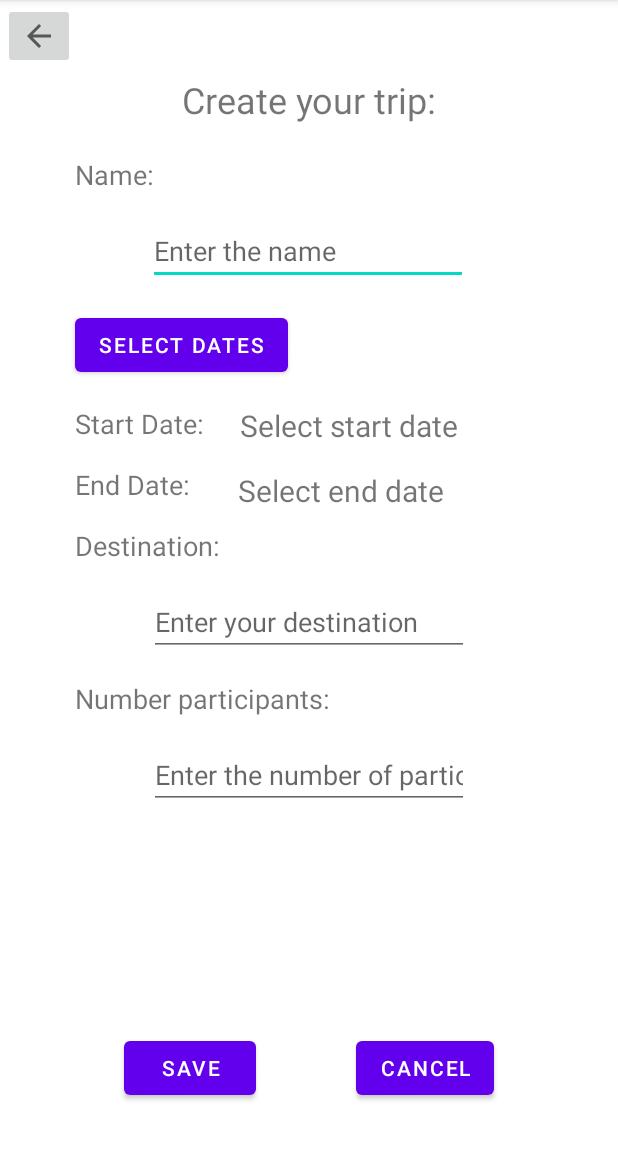
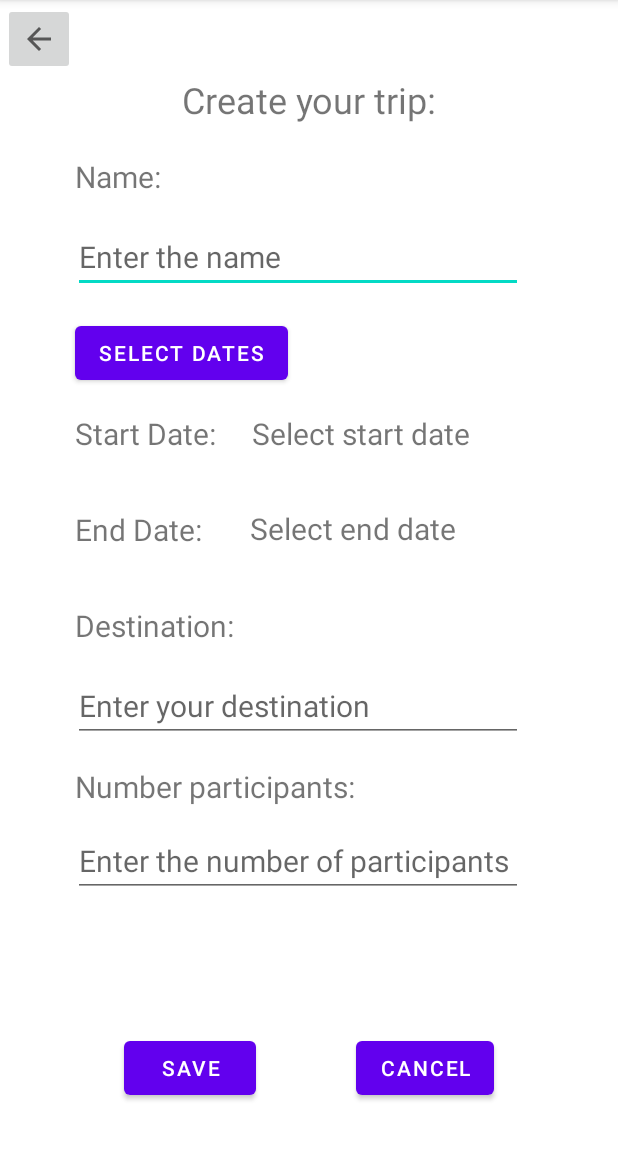
Before and after one commit to tonibosch/PlanVenture-App, an Android app: the CreateTripActivity screen opened directly, with no data from a screen before it, on a phone screen of 412 x 824 dp, the part 84-1236 px from its top. Run offline under Robolectric (Android 15) with nearby library versions, the phone set to English and light mode, and no system bars.

Commit message:
Solve accessibility warnings in Create Trip Screen

```diff
--- a/app/src/main/res/layout/activity_create_trip.xml
+++ b/app/src/main/res/layout/activity_create_trip.xml
@@ -12,12 +12,14 @@
         android:layout_height="wrap_content"
         android:layout_marginTop="16dp"
         android:autofillHints=""
-        android:contentDescription="EditText to enter the name of the trip"
         android:ems="10"
         android:hint="Enter the name"
         android:inputType="text"
+        android:minWidth="300dp"
+        android:minHeight="48dp"
+        android:textSize="20sp"
         app:layout_constraintEnd_toEndOf="parent"
-        app:layout_constraintHorizontal_bias="0.497"
+        app:layout_constraintHorizontal_bias="0.432"
         app:layout_constraintStart_toStartOf="parent"
         app:layout_constraintTop_toBottomOf="@+id/textViewNameTrip" />
 
@@ -30,7 +32,11 @@
         android:ems="10"
         android:hint="Enter your destination"
         android:inputType="text"
+        android:minWidth="300dp"
+        android:minHeight="48dp"
+        android:textSize="20sp"
         app:layout_constraintEnd_toEndOf="parent"
+        app:layout_constraintHorizontal_bias="0.433"
         app:layout_constraintStart_toStartOf="parent"
         app:layout_constraintTop_toBottomOf="@+id/textViewDestinationTrip" />
 
@@ -38,12 +44,16 @@
         android:id="@+id/maxPartNumber_editText"
         android:layout_width="wrap_content"
         android:layout_height="wrap_content"
-        android:layout_marginTop="16dp"
+        android:layout_marginTop="12dp"
         android:autofillHints=""
         android:ems="10"
         android:hint="Enter the number of participants"
         android:inputType="numberSigned"
+        android:minWidth="300dp"
+        android:minHeight="48dp"
+        android:textSize="20sp"
         app:layout_constraintEnd_toEndOf="parent"
+        app:layout_constraintHorizontal_bias="0.432"
         app:layout_constraintStart_toStartOf="parent"
         app:layout_constraintTop_toBottomOf="@+id/textViewMaxParticipantsTrip" />
 
@@ -71,8 +81,10 @@
 
     <TextView
         android:id="@+id/textViewCreateTrip"
-        android:layout_width="246dp"
-        android:layout_height="38dp"
+        android:layout_width="wrap_content"
+        android:layout_height="wrap_content"
+        android:minHeight="38dp"
+        android:minWidth="246dp"
         android:layout_marginTop="50dp"
         android:text="Create your trip:"
         android:textAlignment="center"
@@ -88,7 +100,7 @@
         android:layout_marginStart="50dp"
         android:layout_marginTop="16dp"
         android:text="Name:"
-        android:textSize="18sp"
+        android:textSize="20sp"
         app:layout_constraintStart_toStartOf="parent"
         app:layout_constraintTop_toBottomOf="@+id/textViewCreateTrip" />
 
@@ -98,8 +110,9 @@
         android:layout_height="wrap_content"
         android:layout_marginStart="50dp"
         android:layout_marginTop="16dp"
+        android:minHeight="48dp"
         android:text="Start Date:"
-        android:textSize="18sp"
+        android:textSize="20sp"
         app:layout_constraintStart_toStartOf="parent"
         app:layout_constraintTop_toBottomOf="@+id/dateRangePickerButton" />
 
@@ -109,8 +122,9 @@
         android:layout_height="wrap_content"
         android:layout_marginStart="50dp"
         android:layout_marginTop="16dp"
+        android:minHeight="48dp"
         android:text="End Date:"
-        android:textSize="18sp"
+        android:textSize="20sp"
         app:layout_constraintStart_toStartOf="parent"
         app:layout_constraintTop_toBottomOf="@+id/textViewStartDateTrip" />
 
@@ -121,7 +135,7 @@
         android:layout_marginStart="50dp"
         android:layout_marginTop="16dp"
         android:text="Destination:"
-        android:textSize="18sp"
+        android:textSize="20sp"
         app:layout_constraintStart_toStartOf="parent"
         app:layout_constraintTop_toBottomOf="@+id/textViewEndDateTrip" />
 
@@ -132,14 +146,14 @@
         android:layout_marginStart="50dp"
         android:layout_marginTop="16dp"
         android:text="Number participants:"
-        android:textSize="18sp"
+        android:textSize="20sp"
         app:layout_constraintStart_toStartOf="parent"
         app:layout_constraintTop_toBottomOf="@+id/location_editText" />
 
     <ImageButton
         android:id="@+id/backButton"
         android:layout_width="wrap_content"
-        android:layout_height="wrap_content"
+        android:layout_height="48dp"
         android:layout_marginStart="2dp"
         android:layout_marginTop="2dp"
         android:contentDescription="A button to go back to the Home Screen"
@@ -149,8 +163,10 @@
 
     <TextView
         android:id="@+id/startDate_textView"
-        android:layout_width="204dp"
-        android:layout_height="27dp"
+        android:layout_width="wrap_content"
+        android:layout_height="wrap_content"
+        android:minHeight="27dp"
+        android:minWidth="204dp"
         android:layout_marginStart="24dp"
         android:layout_marginTop="16dp"
         android:text="Select start date"
@@ -160,10 +176,12 @@
 
     <TextView
         android:id="@+id/endDate_textView"
-        android:layout_width="193dp"
-        android:layout_height="27dp"
+        android:layout_width="wrap_content"
+        android:layout_height="wrap_content"
         android:layout_marginStart="32dp"
-        android:layout_marginTop="16dp"
+        android:layout_marginTop="36dp"
+        android:minWidth="204dp"
+        android:minHeight="27dp"
         android:text="Select end date"
         android:textSize="20sp"
         app:layout_constraintStart_toEndOf="@+id/textViewEndDateTrip"
@@ -176,6 +194,7 @@
         android:layout_marginStart="50dp"
         android:layout_marginTop="16dp"
         android:text="Select Dates"
+        android:textSize="14sp"
         app:layout_constraintStart_toStartOf="parent"
         app:layout_constraintTop_toBottomOf="@+id/tripName_editText" />
 
```
